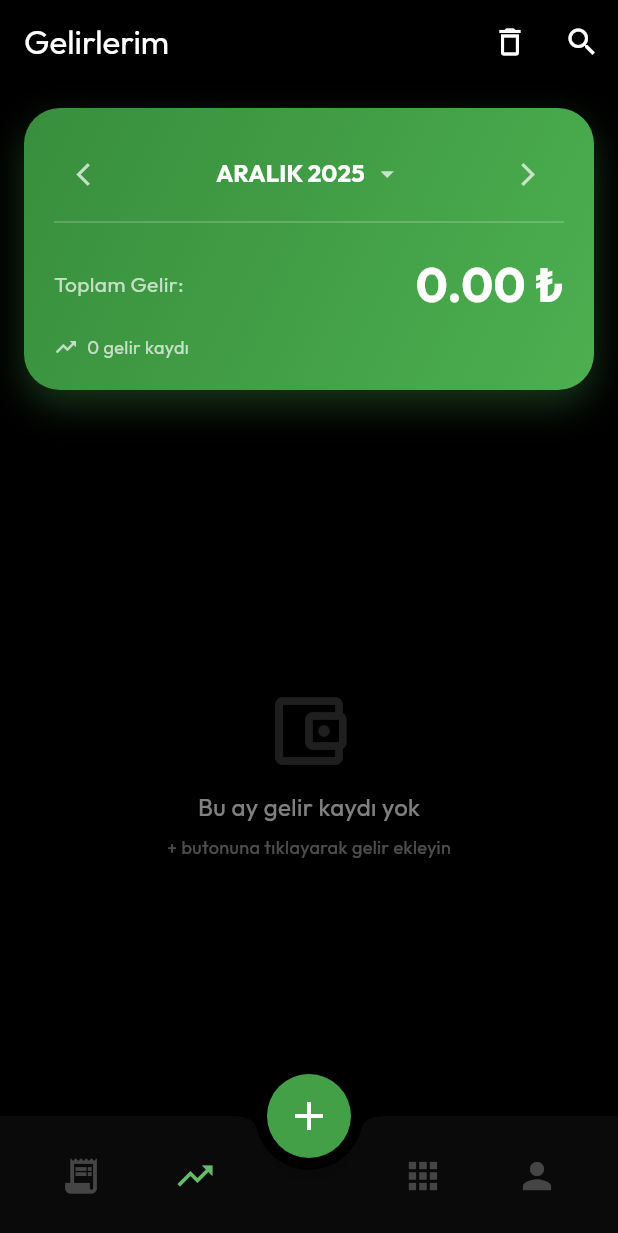
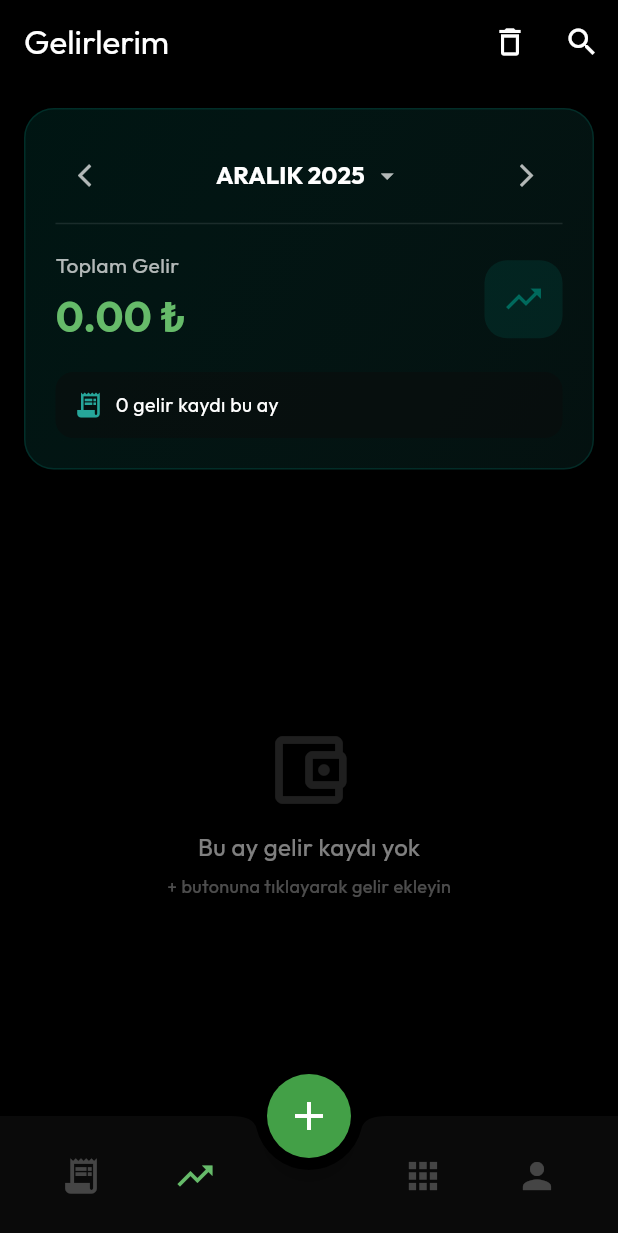
Before and after one commit to SeyitAltintas/Cashly, a Flutter app: the screen it shows after launch, item 2 of the bottom bar chosen, on a phone screen of 412 x 824 dp. Shown: the top 1233 px of the screen. Run offline on Flutter 3.47's test engine with Material 3 defaults, Android fonts, the phone set to English and light mode, and no system bars; our stand-ins replace fl_chart, flutter_tts, google_fonts, hive_flutter, image_picker, local_auth and 1 more; accounts and stored records are empty.

Commit message:
Harcama ve Gelirlerim kart tasarımları değişti

```diff
--- a/lib/features/income/presentation/pages/income_page.dart
+++ b/lib/features/income/presentation/pages/income_page.dart
@@ -132,18 +132,19 @@ class _IncomePageState extends State<IncomePage> {
           padding: const EdgeInsets.all(20),
           decoration: BoxDecoration(
             gradient: LinearGradient(
-              colors: [Colors.green.shade700, Colors.green.shade500],
+              colors: [
+                Theme.of(context).colorScheme.primary.withValues(alpha: 0.2),
+                Theme.of(context).colorScheme.secondary.withValues(alpha: 0.1),
+              ],
               begin: Alignment.topLeft,
               end: Alignment.bottomRight,
             ),
-            borderRadius: BorderRadius.circular(24),
-            boxShadow: [
-              BoxShadow(
-                color: Colors.green.withValues(alpha: 0.3),
-                blurRadius: 20,
-                offset: const Offset(0, 10),
+            borderRadius: BorderRadius.circular(20),
+            border: Border.all(
+              color: Theme.of(
+                context,
+              ).colorScheme.primary.withValues(alpha: 0.3),
             ),
-            ],
           ),
           child: Column(
             children: [
@@ -154,7 +155,9 @@ class _IncomePageState extends State<IncomePage> {
                   IconButton(
                     icon: Icon(
                       Icons.arrow_back_ios,
-                      color: Colors.white.withValues(alpha: 0.7),
+                      color: Theme.of(
+                        context,
+                      ).colorScheme.onSurface.withValues(alpha: 0.7),
                       size: 18,
                     ),
                     onPressed: widget.onPreviousMonth,
@@ -166,8 +169,8 @@ class _IncomePageState extends State<IncomePage> {
                       children: [
                         Text(
                           monthName.toUpperCase(),
-                          style: const TextStyle(
-                            color: Colors.white,
+                          style: TextStyle(
+                            color: Theme.of(context).colorScheme.onSurface,
                             fontWeight: FontWeight.bold,
                             fontSize: 16,
                           ),
@@ -175,7 +178,9 @@ class _IncomePageState extends State<IncomePage> {
                         const SizedBox(width: 5),
                         Icon(
                           Icons.arrow_drop_down,
-                          color: Colors.white.withValues(alpha: 0.7),
+                          color: Theme.of(
+                            context,
+                          ).colorScheme.onSurface.withValues(alpha: 0.7),
                           size: 20,
                         ),
                       ],
@@ -184,52 +189,90 @@ class _IncomePageState extends State<IncomePage> {
                   IconButton(
                     icon: Icon(
                       Icons.arrow_forward_ios,
-                      color: Colors.white.withValues(alpha: 0.7),
+                      color: Theme.of(
+                        context,
+                      ).colorScheme.onSurface.withValues(alpha: 0.7),
                       size: 18,
                     ),
                     onPressed: widget.onNextMonth,
                   ),
                 ],
               ),
-              const Divider(color: Colors.white24),
+              Divider(
+                color: Theme.of(
+                  context,
+                ).colorScheme.onSurface.withValues(alpha: 0.1),
+              ),
               const SizedBox(height: 10),
               Row(
                 mainAxisAlignment: MainAxisAlignment.spaceBetween,
                 children: [
+                  Column(
+                    crossAxisAlignment: CrossAxisAlignment.start,
+                    children: [
                       Text(
-                    "Toplam Gelir:",
+                        "Toplam Gelir",
                         style: TextStyle(
-                      color: Colors.white.withValues(alpha: 0.7),
+                          color: Theme.of(
+                            context,
+                          ).colorScheme.onSurface.withValues(alpha: 0.7),
+                          fontSize: 14,
                         ),
                       ),
+                      const SizedBox(height: 4),
                       Text(
                         "${totalIncome.toStringAsFixed(2)} ₺",
-                    style: const TextStyle(
-                      color: Colors.white,
-                      fontSize: 32,
+                        style: TextStyle(
+                          color: Colors.green.shade400,
+                          fontSize: 28,
                           fontWeight: FontWeight.bold,
                         ),
                       ),
                     ],
                   ),
-              const SizedBox(height: 10),
-              // Alt bilgi
-              Row(
-                children: [
-                  Icon(
+                  Container(
+                    padding: const EdgeInsets.all(12),
+                    decoration: BoxDecoration(
+                      color: Theme.of(
+                        context,
+                      ).colorScheme.primary.withValues(alpha: 0.2),
+                      borderRadius: BorderRadius.circular(15),
+                    ),
+                    child: Icon(
                       Icons.trending_up,
-                    color: Colors.white.withValues(alpha: 0.7),
-                    size: 16,
-                  ),
-                  const SizedBox(width: 6),
-                  Text(
-                    "${filteredIncomes.length} gelir kaydı",
-                    style: TextStyle(
-                      color: Colors.white.withValues(alpha: 0.7),
-                      fontSize: 12,
+                      color: Theme.of(context).colorScheme.primary,
+                      size: 28,
                     ),
                   ),
                 ],
+              ),
+              const SizedBox(height: 16),
+              // Alt bilgi
+              Container(
+                padding: const EdgeInsets.all(12),
+                decoration: BoxDecoration(
+                  color: Theme.of(
+                    context,
+                  ).colorScheme.surface.withValues(alpha: 0.5),
+                  borderRadius: BorderRadius.circular(12),
+                ),
+                child: Row(
+                  children: [
+                    Icon(
+                      Icons.receipt_long,
+                      color: Theme.of(context).colorScheme.secondary,
+                      size: 20,
+                    ),
+                    const SizedBox(width: 8),
+                    Text(
+                      "${filteredIncomes.length} gelir kaydı bu ay",
+                      style: TextStyle(
+                        color: Theme.of(context).colorScheme.onSurface,
+                        fontSize: 13,
+                      ),
+                    ),
+                  ],
+                ),
               ),
             ],
           ),
--- a/lib/home_page.dart
+++ b/lib/home_page.dart
@@ -759,26 +759,19 @@ class _AnaSayfaState extends State<AnaSayfa> {
             decoration: BoxDecoration(
               gradient: LinearGradient(
                 colors: [
-                  Theme.of(context).colorScheme.primaryContainer,
-                  Theme.of(context).colorScheme.primary,
+                  Theme.of(context).colorScheme.primary.withValues(alpha: 0.2),
+                  Theme.of(
+                    context,
+                  ).colorScheme.secondary.withValues(alpha: 0.1),
                 ],
                 begin: Alignment.topLeft,
                 end: Alignment.bottomRight,
               ),
-              borderRadius: BorderRadius.circular(24),
-              boxShadow: [
-                BoxShadow(
-                  color: Theme.of(
-                    context,
-                  ).colorScheme.primary.withValues(alpha: 0.3),
-                  blurRadius: 20,
-                  offset: const Offset(0, 10),
-                ),
-              ],
+              borderRadius: BorderRadius.circular(20),
               border: Border.all(
                 color: Theme.of(
                   context,
-                ).colorScheme.onSurface.withValues(alpha: 0.1),
+                ).colorScheme.primary.withValues(alpha: 0.3),
               ),
             ),
             child: Column(
@@ -805,8 +798,8 @@ class _AnaSayfaState extends State<AnaSayfa> {
                         children: [
                           Text(
                             ayIsmi.toUpperCase(),
-                            style: const TextStyle(
-                              color: Colors.white,
+                            style: TextStyle(
+                              color: Theme.of(context).colorScheme.onSurface,
                               fontWeight: FontWeight.bold,
                               fontSize: 16,
                             ),
@@ -834,45 +827,89 @@ class _AnaSayfaState extends State<AnaSayfa> {
                     ),
                   ],
                 ),
-                const Divider(color: Colors.white24),
+                Divider(
+                  color: Theme.of(
+                    context,
+                  ).colorScheme.onSurface.withValues(alpha: 0.1),
+                ),
                 const SizedBox(height: 10),
                 Row(
                   mainAxisAlignment: MainAxisAlignment.spaceBetween,
                   children: [
+                    Column(
+                      crossAxisAlignment: CrossAxisAlignment.start,
+                      children: [
                         Text(
-                      "Toplam:",
+                          "Toplam Harcama",
                           style: TextStyle(
                             color: Theme.of(
                               context,
                             ).colorScheme.onSurface.withValues(alpha: 0.7),
-                      ),
-                    ),
+                            fontSize: 14,
+                          ),
+                        ),
+                        const SizedBox(height: 4),
                         Text(
                           "${toplamTutar.toStringAsFixed(2)} ₺",
-                      style: const TextStyle(
-                        color: Colors.white,
-                        fontSize: 32,
+                          style: TextStyle(
+                            color: ColorConstants.kirmiziVurgu,
+                            fontSize: 28,
                             fontWeight: FontWeight.bold,
                           ),
                         ),
                       ],
                     ),
-
-                const SizedBox(height: 20),
-                Column(
+                    Container(
+                      padding: const EdgeInsets.all(12),
+                      decoration: BoxDecoration(
+                        color: Theme.of(
+                          context,
+                        ).colorScheme.primary.withValues(alpha: 0.2),
+                        borderRadius: BorderRadius.circular(15),
+                      ),
+                      child: Icon(
+                        Icons.trending_down,
+                        color: Theme.of(context).colorScheme.primary,
+                        size: 28,
+                      ),
+                    ),
+                  ],
+                ),
+
+                const SizedBox(height: 16),
+                // Bütçe Durumu Container
+                Container(
+                  padding: const EdgeInsets.all(12),
+                  decoration: BoxDecoration(
+                    color: Theme.of(
+                      context,
+                    ).colorScheme.surface.withValues(alpha: 0.5),
+                    borderRadius: BorderRadius.circular(12),
+                  ),
+                  child: Column(
                     crossAxisAlignment: CrossAxisAlignment.start,
                     children: [
                       Row(
                         mainAxisAlignment: MainAxisAlignment.spaceBetween,
                         children: [
+                          Row(
+                            children: [
+                              Icon(
+                                Icons.account_balance_wallet,
+                                color: Theme.of(context).colorScheme.secondary,
+                                size: 20,
+                              ),
+                              const SizedBox(width: 8),
                               Text(
                                 "Bütçe Durumu",
                                 style: TextStyle(
                                   color: Theme.of(
                                     context,
-                            ).colorScheme.onSurface.withValues(alpha: 0.7),
-                            fontSize: 12,
-                          ),
+                                  ).colorScheme.onSurface,
+                                  fontSize: 13,
+                                ),
+                              ),
+                            ],
                           ),
                           Text(
                             "%${(dolulukOrani * 100).toStringAsFixed(0)}",
@@ -881,22 +918,24 @@ class _AnaSayfaState extends State<AnaSayfa> {
                                 context,
                               ).colorScheme.onSurface.withValues(alpha: 0.7),
                               fontWeight: FontWeight.bold,
-                            fontSize: 12,
+                              fontSize: 13,
                             ),
                           ),
                         ],
                       ),
-                    const SizedBox(height: 6),
+                      const SizedBox(height: 8),
                       ClipRRect(
                         borderRadius: BorderRadius.circular(8),
                         child: LinearProgressIndicator(
                           value: dolulukOrani,
-                        backgroundColor: Colors.black26,
+                          backgroundColor: Theme.of(
+                            context,
+                          ).colorScheme.onSurface.withValues(alpha: 0.1),
                           valueColor: AlwaysStoppedAnimation<Color>(barRengi),
                           minHeight: 8,
                         ),
                       ),
-                    const SizedBox(height: 6),
+                      const SizedBox(height: 8),
                       Align(
                         alignment: Alignment.centerRight,
                         child: kalanLimit < 0
@@ -910,7 +949,7 @@ class _AnaSayfaState extends State<AnaSayfa> {
                                   borderRadius: BorderRadius.circular(6),
                                 ),
                                 child: Text(
-                                "BU AY Kİ LİMİTİ AŞTINIZ ! = ${asilanMiktar.toStringAsFixed(2)} ₺",
+                                  "Limit aşıldı: ${asilanMiktar.toStringAsFixed(2)} ₺",
                                   style: const TextStyle(
                                     color: Colors.white,
                                     fontSize: 11,
@@ -919,17 +958,17 @@ class _AnaSayfaState extends State<AnaSayfa> {
                                 ),
                               )
                             : Text(
-                              "Kalan Limit: ${kalanLimit.toStringAsFixed(2)} ₺",
+                                "Kalan: ${kalanLimit.toStringAsFixed(2)} ₺",
                                 style: TextStyle(
-                                color: Theme.of(
-                                  context,
-                                ).colorScheme.onSurface.withValues(alpha: 0.7),
+                                  color: Theme.of(context).colorScheme.onSurface
+                                      .withValues(alpha: 0.7),
                                   fontSize: 12,
                                   fontWeight: FontWeight.bold,
                                 ),
                               ),
                       ),
                     ],
+                  ),
                 ),
               ],
             ),
```
Lines whose indentation alone changed are shown as unchanged.
